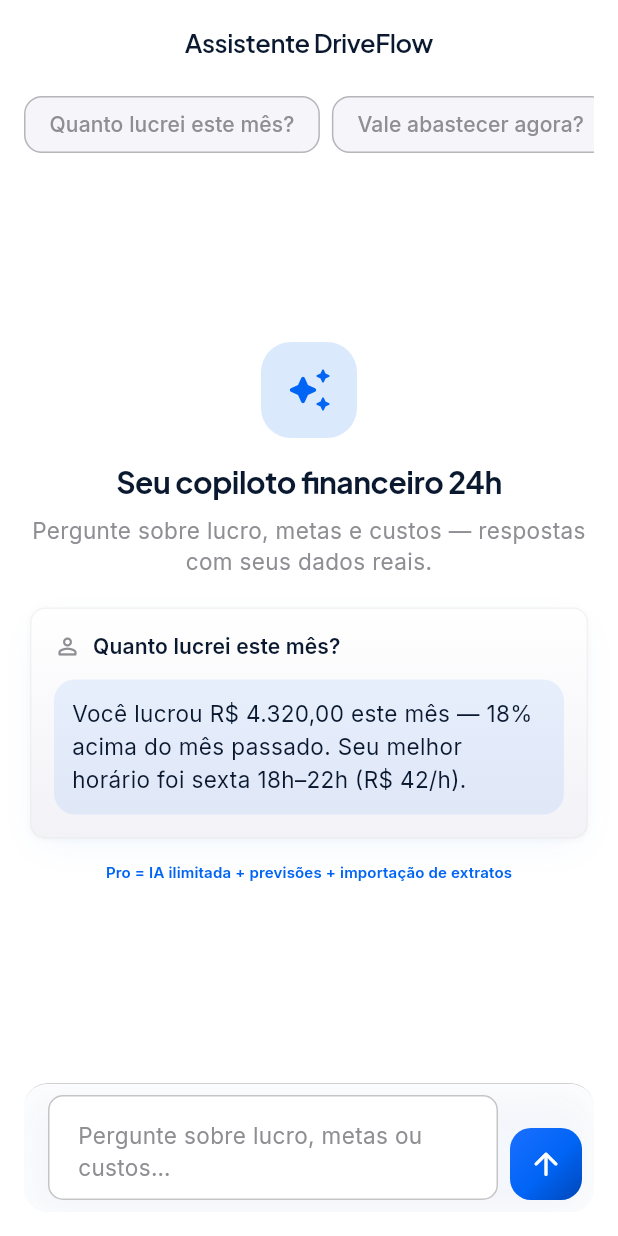
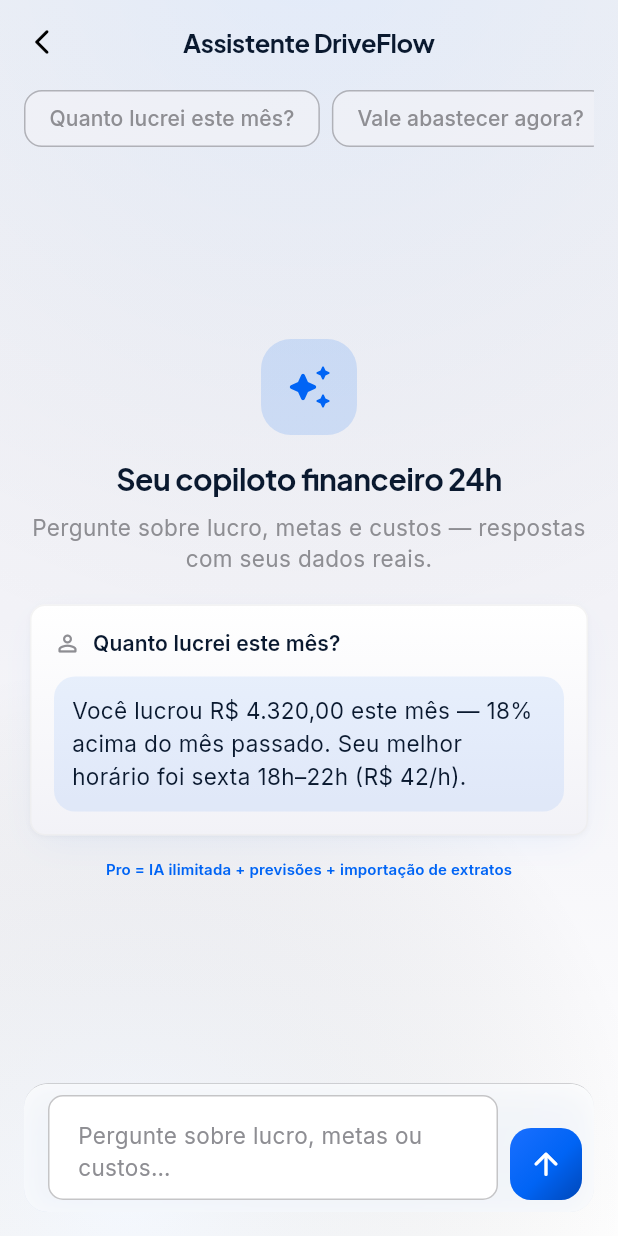
Before and after one commit to solerpedroo/driveflow, a Flutter app: the AiChatScreen screen opened by its route, on a phone screen of 412 x 824 dp. Run offline on Flutter 3.47's test engine with Material 3 defaults, Android fonts, the phone set to English and light mode, and no system bars; our stand-ins replace cached_network_image, connectivity_plus, dio, file_picker, fl_chart, flutter_hooks and 14 more; missing offline and left inert: google_mlkit_text_recognition; accounts and stored records are empty; network calls fail; statements that could not run were skipped.

Commit message:
refactor(ai): apply Mescla gradient layout to AI chat screen
Co-authored-by: Pedro Henrique Contardi Soler <pedrocsoler@hotmail.com>

```diff
--- a/lib/features/ai/presentation/screens/ai_chat_screen.dart
+++ b/lib/features/ai/presentation/screens/ai_chat_screen.dart
@@ -1,21 +1,24 @@
 import 'package:flutter/material.dart';
+import 'package:flutter/services.dart';
 import 'package:flutter_hooks/flutter_hooks.dart';
 import 'package:hooks_riverpod/hooks_riverpod.dart';
 
 import '../../../../core/theme/app_colors.dart';
+import '../../../../shared/widgets/driveflow_gradient_background.dart';
 import '../providers/ai_providers.dart';
 import '../widgets/ai_chat_composer.dart';
 import '../widgets/ai_chat_story_hero.dart';
 import '../widgets/ai_message_bubble.dart';
 import '../widgets/ai_suggestion_chips.dart';
 
-/// Chat contextual com assistente DriveFlow (Groq via Edge Function).
+/// Chat contextual com assistente DriveFlow — layout Mescla (gradiente + header).
 class AiChatScreen extends HookConsumerWidget {
   const AiChatScreen({super.key});
 
   @override
   Widget build(BuildContext context, WidgetRef ref) {
     final theme = Theme.of(context);
+    final brightness = theme.brightness;
     final historyAsync = ref.watch(aiHistoryStreamProvider);
     final mutation = ref.watch(aiChatControllerProvider);
     final controller = useTextEditingController();
@@ -46,16 +49,30 @@ class AiChatScreen extends HookConsumerWidget {
       }
     }
 
-    return Scaffold(
+    return AnnotatedRegion<SystemUiOverlayStyle>(
+      value: brightness == Brightness.dark
+          ? AppColors.darkOverlay
+          : AppColors.lightOverlay,
+      child: DriveFlowGradientBackground(
+        child: Scaffold(
           backgroundColor: Colors.transparent,
           appBar: AppBar(
-        title: const Text('Assistente DriveFlow'),
             backgroundColor: Colors.transparent,
+            leading: IconButton(
+              icon: const Icon(Icons.arrow_back_ios_new_rounded, size: 20),
+              onPressed: () => Navigator.maybePop(context),
+            ),
+            title: Text(
+              'Assistente DriveFlow',
+              style: theme.textTheme.titleLarge?.copyWith(
+                fontWeight: FontWeight.w700,
+              ),
+            ),
           ),
           body: Column(
             children: [
               Padding(
-            padding: const EdgeInsets.fromLTRB(16, 8, 16, 0),
+                padding: const EdgeInsets.fromLTRB(16, 4, 16, 0),
                 child: AiSuggestionChips(onSelected: submit),
               ),
               Expanded(
@@ -74,17 +91,22 @@ class AiChatScreen extends HookConsumerWidget {
                       itemCount: history.length + (mutation.isLoading ? 1 : 0),
                       itemBuilder: (context, index) {
                         if (mutation.isLoading && index == 0) {
-                      return const Padding(
-                        padding: EdgeInsets.symmetric(vertical: 12),
+                          return Padding(
+                            padding: const EdgeInsets.symmetric(vertical: 12),
                             child: Row(
                               children: [
-                            SizedBox(
+                                const SizedBox(
                                   width: 18,
                                   height: 18,
                                   child: CircularProgressIndicator(strokeWidth: 2),
                                 ),
-                            SizedBox(width: 10),
-                            Text('Analisando seus dados...'),
+                                const SizedBox(width: 10),
+                                Text(
+                                  'Analisando seus dados...',
+                                  style: theme.textTheme.bodyMedium?.copyWith(
+                                    color: AppColors.secondaryLabel(theme),
+                                  ),
+                                ),
                               ],
                             ),
                           );
@@ -112,6 +134,8 @@ class AiChatScreen extends HookConsumerWidget {
               ),
             ],
           ),
+        ),
+      ),
     );
   }
 }
```
Lines whose indentation alone changed are shown as unchanged.
